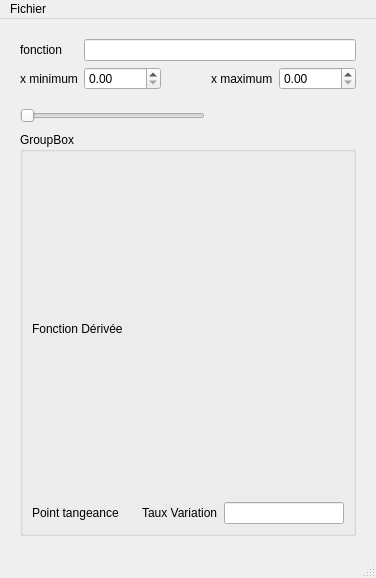
Before: the Qt Designer form ui/FonctionMainWindow.ui in MadoxT-M/TP2_MadoxTinocoMunoz, drawn with Qt 5.
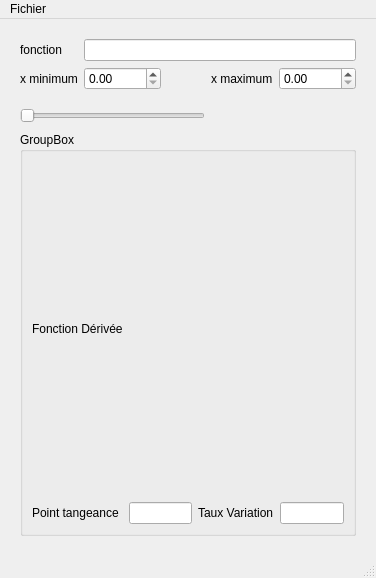
After: the same form once the commit is applied.

Diff of the .ui file:
```diff
--- a/ui/FonctionMainWindow.ui
+++ b/ui/FonctionMainWindow.ui
@@ -119,10 +119,10 @@
           </widget>
          </item>
          <item row="1" column="1">
-          <widget class="QLabel" name="pointTangenceLabel2"/>
+          <widget class="QLineEdit" name="pointTangeancelineEdit"/>
          </item>
          <item row="0" column="0">
-          <widget class="QLabel" name="fonctionDeriveeLabel2">
+          <widget class="QLabel" name="fonctionDeriveeLabel">
            <property name="text">
             <string>Fonction Dérivée</string>
            </property>
```
